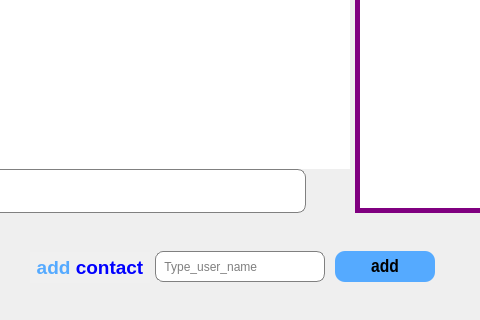
Old version of the form jamin-gram/chat.ui in the repository raminLgh/jamin-gram; both pictures show x 135 to 615 and y 280 to 600 of the 700 by 600 pixel window.
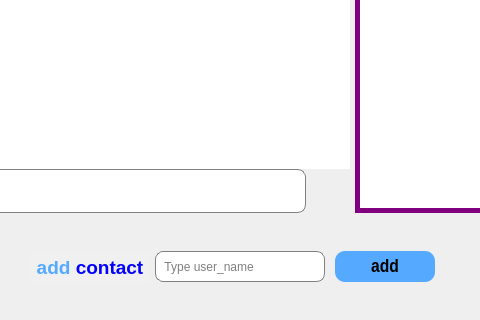
New version of the form. Icons and pictures are not drawn.

What changed in the file:
```diff
--- a/jamin-gram/chat.ui
+++ b/jamin-gram/chat.ui
@@ -68,7 +68,7 @@
      <string>Type_channel_name</string>
     </property>
     <property name="placeholderText">
-     <string>  Type_user_name</string>
+     <string>  Type user_name</string>
     </property>
    </widget>
    <widget class="QListWidget" name="list">
```
Left out of the diff: 36 changed lines with no effect on the pictures.
